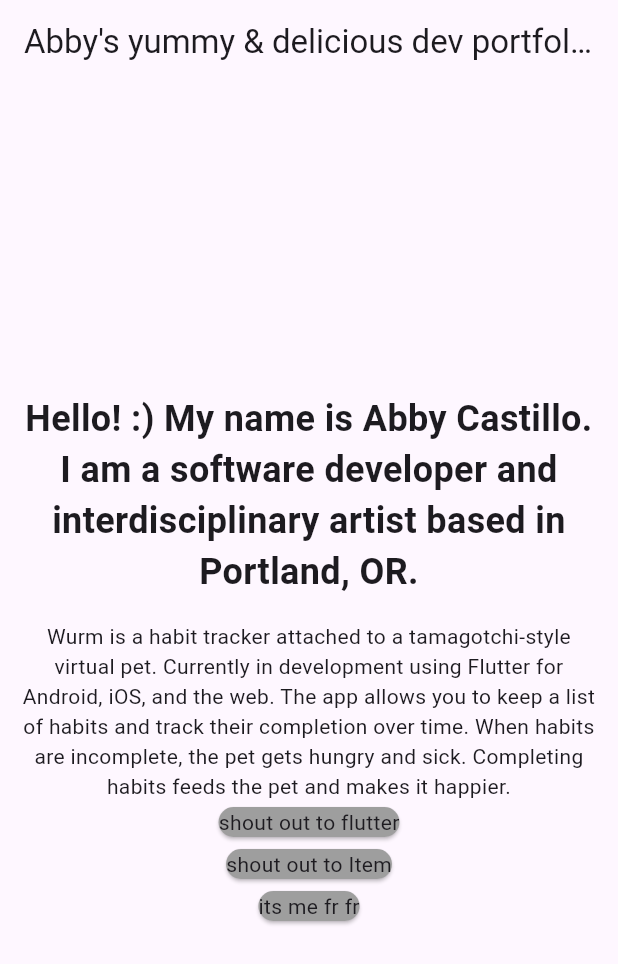
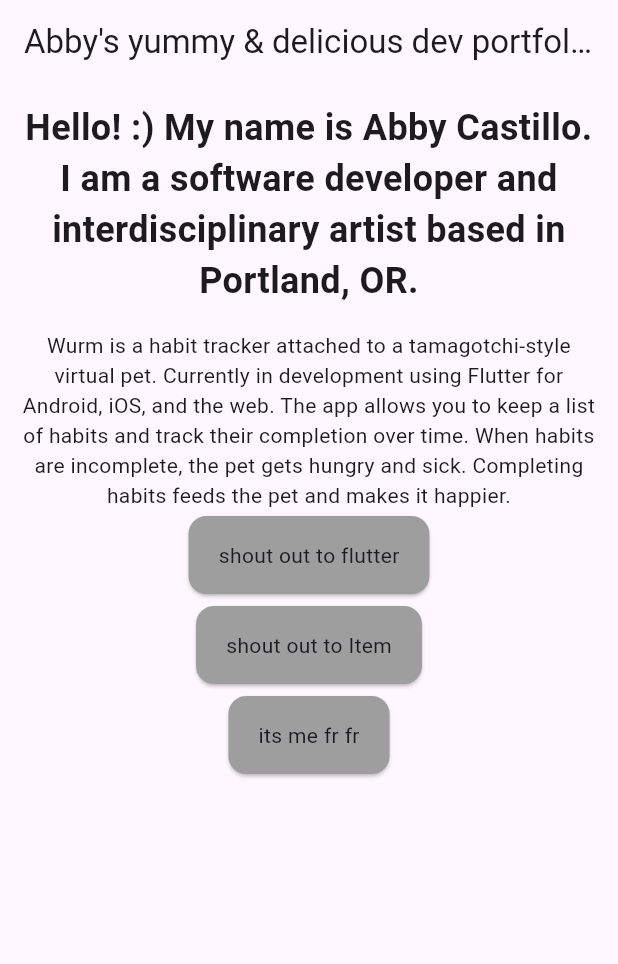
Before and after one commit to abbymachines/flutter-dev-portfolio, a Flutter app: the screen it shows after launch, on a phone screen of 412 x 824 dp. Shown: the top 964 px of the screen. Run offline on Flutter 3.47's test engine with Material 2 defaults, Android fonts, the phone set to English and light mode, and no system bars.

Commit message:
make cards chunkier

```diff
--- a/lib/widgets/item.dart
+++ b/lib/widgets/item.dart
@@ -7,6 +7,12 @@ class Item extends StatelessWidget {
 
   @override
   Widget build(context) {
-    return Card(color: Colors.grey, child: Text(label));
+    return Card(
+      color: Colors.grey,
+      child: Padding(
+        padding: const EdgeInsets.symmetric(horizontal: 20, vertical: 16),
+        child: Text(label),
+      ),
+    );
   }
 }
--- a/lib/widgets/item_list.dart
+++ b/lib/widgets/item_list.dart
@@ -10,12 +10,14 @@ class ItemList extends StatelessWidget {
 
   @override
   Widget build(context) {
-    return const Column(
-      children: [
-        Item('shout out to flutter'),
-        Item('shout out to Item'),
-        Item('its me fr fr'),
-      ],
+    return const Expanded(
+      child: Column(
+        children: [
+          Item('shout out to flutter'),
+          Item('shout out to Item'),
+          Item('its me fr fr'),
+        ],
+      ),
     );
   }
 }
```
